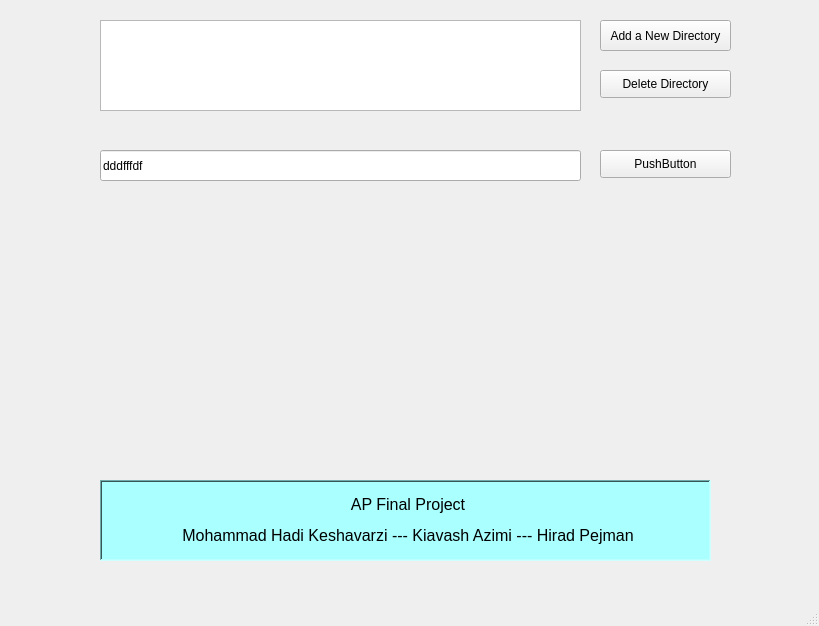
First picture: the form in mainForm.ui, repository mohake-keshavarzi/AP-Final-Project, before the edit.
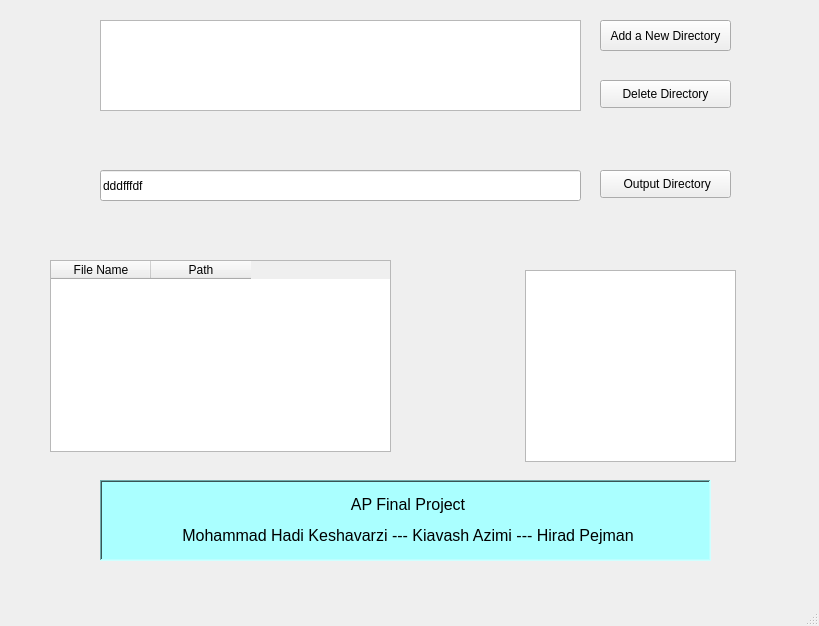
Second picture: the form after the edit.

Commit message: opencv-ap.py added and images table view completted

The edit to the form file:
```diff
--- a/mainForm.ui
+++ b/mainForm.ui
@@ -74,7 +74,7 @@
     <property name="geometry">
      <rect>
       <x>600</x>
-      <y>70</y>
+      <y>80</y>
       <width>131</width>
       <height>28</height>
      </rect>
@@ -87,7 +87,7 @@
     <property name="geometry">
      <rect>
       <x>100</x>
-      <y>150</y>
+      <y>170</y>
       <width>481</width>
       <height>31</height>
      </rect>
@@ -100,15 +100,54 @@
     <property name="geometry">
      <rect>
       <x>600</x>
-      <y>150</y>
+      <y>170</y>
       <width>131</width>
       <height>28</height>
      </rect>
     </property>
     <property name="text">
-     <string>PushButton</string>
+     <string> Output Directory</string>
     </property>
    </widget>
+   <widget class="QListWidget" name="imgNames_lw">
+    <property name="geometry">
+     <rect>
+      <x>525</x>
+      <y>270</y>
+      <width>211</width>
+      <height>192</height>
+     </rect>
+    </property>
+   </widget>
+   <widget class="QTableWidget" name="imgNames_tw">
+    <property name="geometry">
+     <rect>
+      <x>50</x>
+      <y>260</y>
+      <width>341</width>
+      <height>192</height>
+     </rect>
+    </property>
+    <property name="editTriggers">
+     <set>QAbstractItemView::NoEditTriggers</set>
+    </property>
+    <property name="selectionMode">
+     <enum>QAbstractItemView::SingleSelection</enum>
+    </property>
+    <property name="selectionBehavior">
+     <enum>QAbstractItemView::SelectRows</enum>
+    </property>
+    <column>
+     <property name="text">
+      <string>File Name</string>
+     </property>
+    </column>
+    <column>
+     <property name="text">
+      <string>Path</string>
+     </property>
+    </column>
+   </widget>
   </widget>
   <widget class="QMenuBar" name="menubar">
    <property name="geometry">
```
The commit also changes 2 other files.
